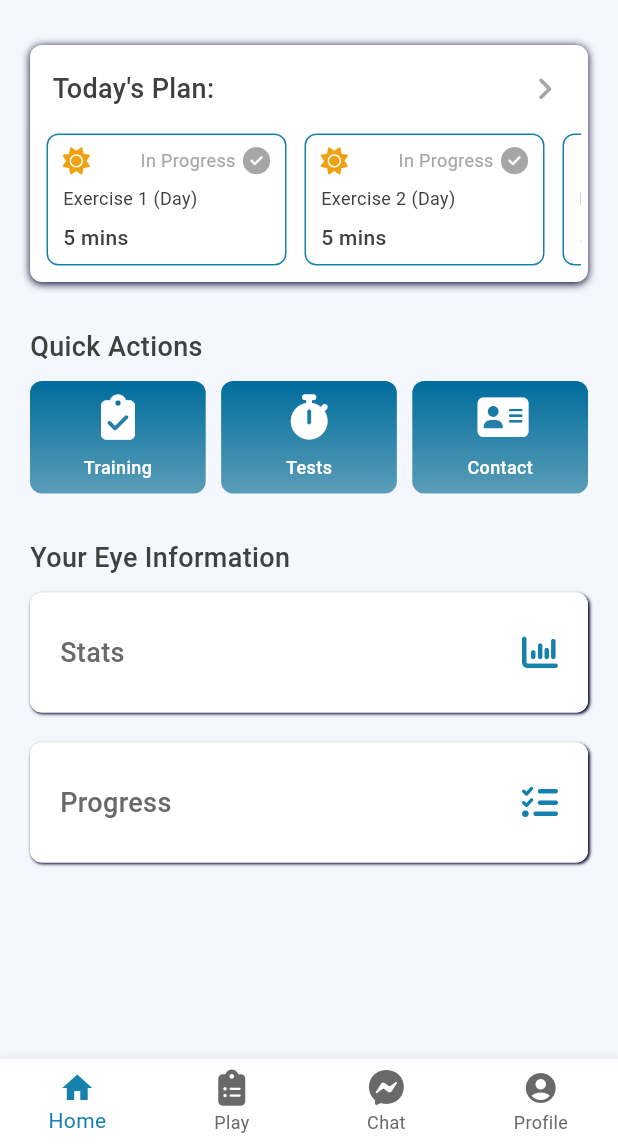
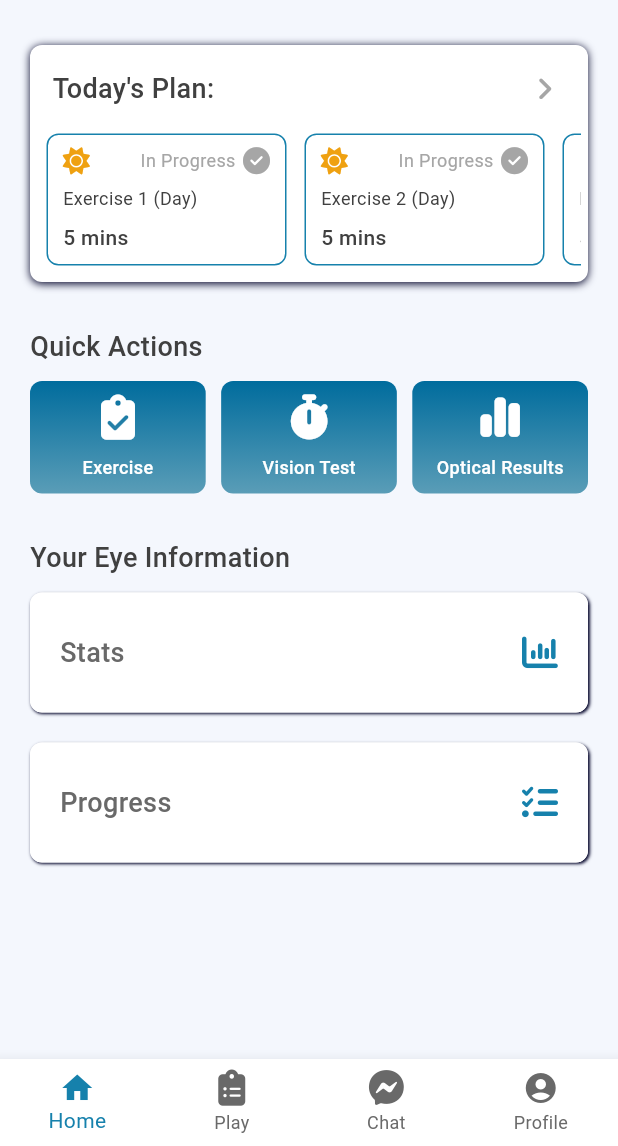
Before and after one commit to Jarwesbub/healthcare_superplatform, a Flutter app: the EyesightPageManager screen opened directly, on a phone screen of 412 x 824 dp, the part 90-1236 px from its top. Run offline on Flutter 3.47's test engine with Material 3 defaults, Android fonts, the phone set to English and light mode, and no system bars; our stand-ins replace bubble, confetti, fl_chart, flutter_local_notifications, flutter_svg, font_awesome_flutter and 3 more; missing offline and left inert: dialogflow_flutter_plus; accounts and stored records are empty; project files that could hold a hidden picture were left out.

Commit message:
Quick action button changes on home page

```diff
--- a/lib/demos/eyesight_stats/pages/eyesight_home_page.dart
+++ b/lib/demos/eyesight_stats/pages/eyesight_home_page.dart
@@ -8,6 +8,7 @@ import 'package:healthcare_superplatform/demos/eyesight_stats/models/eyesight_te
 import 'package:healthcare_superplatform/demos/eyesight_stats/pages/eye_movement_exercise_page.dart';
 import 'package:healthcare_superplatform/demos/eyesight_stats/pages/eyesight_progress_page.dart';
 import 'package:healthcare_superplatform/demos/eyesight_stats/pages/eyesight_statistics_page.dart';
+import 'package:healthcare_superplatform/demos/eyesight_stats/pages/optical_test_results_page.dart';
 import 'package:healthcare_superplatform/demos/eyesight_stats/pages/vision_test_chart_page.dart';
 import 'package:healthcare_superplatform/demos/eyesight_stats/widgets/buttons/quick_action_button_widget.dart';
 import 'package:healthcare_superplatform/demos/eyesight_stats/widgets/buttons/exercise_mini_button_widget.dart';
@@ -28,19 +29,19 @@ class _HomePageState extends State<EyesightHomePage> {
   // Buttons for the quick actions view.
   final List<QuickActionButtonWidget> quickActionButtons = [
     QuickActionButtonWidget(
-      text: 'Training',
+      text: 'Exercise',
       icon: FontAwesomeIcons.clipboardCheck,
       page: EyeMovementExercisePage(exerciseType: 'rotation'),
     ),
     QuickActionButtonWidget(
-      text: 'Tests',
+      text: 'Vision Test',
       icon: FontAwesomeIcons.stopwatch,
       page: VisionTestChartPage(),
     ),
     QuickActionButtonWidget(
-      text: 'Contact',
-      icon: FontAwesomeIcons.solidAddressCard,
-      page: null,
+      text: 'Optical Results',
+      icon: FontAwesomeIcons.chartSimple,
+      page: OpticalTestResultsPage(),
     ),
   ];
 
--- a/lib/demos/eyesight_stats/pages/eyesight_statistics_page.dart
+++ b/lib/demos/eyesight_stats/pages/eyesight_statistics_page.dart
@@ -364,7 +364,10 @@ class _EyesightStatisticsPageState extends State<EyesightStatisticsPage> {
                   child: Row(
                     mainAxisAlignment: MainAxisAlignment.spaceAround,
                     children: [
-                      _buildActionButton('Details', Icons.calendar_today, () {
+                      _buildActionButton(
+                        'Optical Results',
+                        Icons.calendar_today,
+                        () {
                           Navigator.push(
                             context,
                             MaterialPageRoute(
@@ -372,9 +375,10 @@ class _EyesightStatisticsPageState extends State<EyesightStatisticsPage> {
                                   (context) => const OpticalTestResultsPage(),
                             ),
                           );
-                      }),
+                        },
+                      ),
                       _buildActionButton(
-                        'Test Results',
+                        'Test History',
                         Icons.assignment,
                         () => _showTestHistorySheet(context),
                       ),
```
Lines whose indentation alone changed are shown as unchanged.
